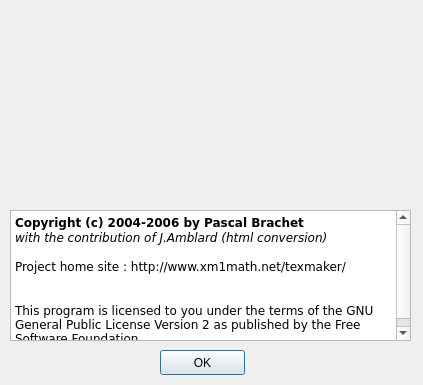
Old version of the form aboutdialog.ui in the repository orao/texmaker.
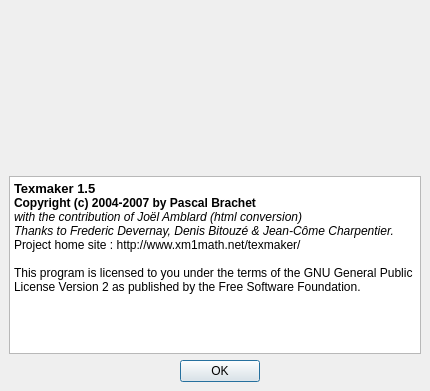
New version of the form. Icons and pictures are not drawn.

Commit message: Adding Texmaker version 1.5 tarball sources

```diff
--- a/aboutdialog.ui
+++ b/aboutdialog.ui
@@ -8,78 +8,107 @@
    <rect>
     <x>0</x>
     <y>0</y>
-    <width>423</width>
-    <height>385</height>
+    <width>430</width>
+    <height>391</height>
    </rect>
   </property>
   <property name="windowTitle" >
    <string>About Texmaker</string>
   </property>
-  <widget class="QLabel" name="label" >
-   <property name="geometry" >
-    <rect>
-     <x>10</x>
-     <y>10</y>
-     <width>400</width>
-     <height>183</height>
-    </rect>
+  <layout class="QGridLayout" >
+   <property name="margin" >
+    <number>9</number>
    </property>
-   <property name="text" >
-    <string/>
+   <property name="spacing" >
+    <number>6</number>
    </property>
-   <property name="pixmap" >
-    <pixmap resource="texmaker.qrc" >:/images/splash.png</pixmap>
-   </property>
-  </widget>
-  <widget class="QWidget" name="layoutWidget" >
-   <property name="geometry" >
-    <rect>
-     <x>10</x>
-     <y>350</y>
-     <width>401</width>
-     <height>33</height>
-    </rect>
-   </property>
-  </widget>
-  <widget class="QWidget" name="widget" >
-   <property name="geometry" >
-    <rect>
-     <x>10</x>
-     <y>350</y>
-     <width>401</width>
-     <height>33</height>
-    </rect>
-   </property>
-  </widget>
-  <widget class="QPushButton" name="okButton" >
-   <property name="geometry" >
-    <rect>
-     <x>160</x>
-     <y>350</y>
-     <width>85</width>
-     <height>25</height>
-    </rect>
-   </property>
-   <property name="text" >
-    <string>OK</string>
-   </property>
-  </widget>
-  <widget class="QTextEdit" name="textEdit" >
-   <property name="geometry" >
-    <rect>
-     <x>10</x>
-     <y>210</y>
-     <width>401</width>
-     <height>131</height>
-    </rect>
-   </property>
-   <property name="readOnly" >
-    <bool>true</bool>
-   </property>
-   <property name="html" >
-    <string>&lt;html>&lt;head>&lt;meta name="qrichtext" content="1" />&lt;/head>&lt;body style=" white-space: pre-wrap; font-family:Sans Serif; font-size:9pt; font-weight:400; font-style:normal; text-decoration:none;">&lt;p style=" margin-top:0px; margin-bottom:0px; margin-left:0px; margin-right:0px; -qt-block-indent:0; text-indent:0px;">&lt;span style=" font-family:Bitstream Vera Sans; font-weight:600;">Copyright (c) 2004-2006 by Pascal Brachet&lt;/span>&lt;/p>&lt;p style=" margin-top:0px; margin-bottom:0px; margin-left:0px; margin-right:0px; -qt-block-indent:0; text-indent:0px; font-family:Bitstream Vera Sans; font-weight:600;">&lt;span style=" font-weight:400; font-style:italic;">with the contribution of J.Amblard (html conversion)&lt;/span>&lt;span style=" font-weight:400;">&lt;br />&lt;/span>&lt;/p>&lt;p style=" margin-top:0px; margin-bottom:0px; margin-left:0px; margin-right:0px; -qt-block-indent:0; text-indent:0px; font-family:Bitstream Vera Sans;">Project home site : http://www.xm1math.net/texmaker/&lt;br />&lt;/p>&lt;p style="-qt-paragraph-type:empty; margin-top:0px; margin-bottom:0px; margin-left:0px; margin-right:0px; -qt-block-indent:0; text-indent:0px; font-family:Bitstream Vera Sans;">&lt;/p>&lt;p style=" margin-top:0px; margin-bottom:0px; margin-left:0px; margin-right:0px; -qt-block-indent:0; text-indent:0px; font-family:Bitstream Vera Sans;">This program is licensed to you under the terms of the GNU General Public License Version 2 as published by the Free Software Foundation.&lt;/p>&lt;/body>&lt;/html></string>
-   </property>
-  </widget>
+   <item row="2" column="3" colspan="2" >
+    <spacer>
+     <property name="orientation" >
+      <enum>Qt::Horizontal</enum>
+     </property>
+     <property name="sizeHint" >
+      <size>
+       <width>171</width>
+       <height>20</height>
+      </size>
+     </property>
+    </spacer>
+   </item>
+   <item row="2" column="0" colspan="2" >
+    <spacer>
+     <property name="orientation" >
+      <enum>Qt::Horizontal</enum>
+     </property>
+     <property name="sizeHint" >
+      <size>
+       <width>181</width>
+       <height>20</height>
+      </size>
+     </property>
+    </spacer>
+   </item>
+   <item row="2" column="2" >
+    <widget class="QPushButton" name="okButton" >
+     <property name="text" >
+      <string>OK</string>
+     </property>
+    </widget>
+   </item>
+   <item row="1" column="0" colspan="5" >
+    <widget class="QTextEdit" name="textEdit" >
+     <property name="readOnly" >
+      <bool>true</bool>
+     </property>
+     <property name="html" >
+      <string>&lt;html>&lt;head>&lt;meta name="qrichtext" content="1" />&lt;style type="text/css">
+p, li { white-space: pre-wrap; }
+&lt;/style>&lt;/head>&lt;body style=" font-family:'Sans Serif'; font-size:9pt; font-weight:400; font-style:normal; text-decoration:none;">
+&lt;p style=" margin-top:0px; margin-bottom:0px; margin-left:0px; margin-right:0px; -qt-block-indent:0; text-indent:0px;">&lt;span style=" font-size:10pt; font-weight:600;">Texmaker 1.5&lt;/span>&lt;/p>
+&lt;p style=" margin-top:0px; margin-bottom:0px; margin-left:0px; margin-right:0px; -qt-block-indent:0; text-indent:0px;">&lt;span style=" font-family:'Bitstream Vera Sans'; font-weight:600;">Copyright (c) 2004-2007 by Pascal Brachet&lt;/span>&lt;/p>
+&lt;p style=" margin-top:0px; margin-bottom:0px; margin-left:0px; margin-right:0px; -qt-block-indent:0; text-indent:0px; font-family:'Bitstream Vera Sans'; font-weight:600;">&lt;span style=" font-weight:400; font-style:italic;">with the contribution of Joël Amblard (html conversion)&lt;/span>&lt;span style=" font-weight:400;">&lt;br />&lt;/span>&lt;span style=" font-weight:400; font-style:italic;">Thanks to Frederic Devernay, Denis Bitouzé &amp;amp; Jean-Côme Charpentier. &lt;/span>&lt;/p>
+&lt;p style=" margin-top:0px; margin-bottom:0px; margin-left:0px; margin-right:0px; -qt-block-indent:0; text-indent:0px; font-family:'Bitstream Vera Sans';">Project home site : http://www.xm1math.net/texmaker/&lt;br />&lt;/p>
+&lt;p style=" margin-top:0px; margin-bottom:0px; margin-left:0px; margin-right:0px; -qt-block-indent:0; text-indent:0px; font-family:'Bitstream Vera Sans';">This program is licensed to you under the terms of the GNU General Public License Version 2 as published by the Free Software Foundation.&lt;/p>&lt;/body>&lt;/html></string>
+     </property>
+    </widget>
+   </item>
+   <item row="0" column="4" >
+    <spacer>
+     <property name="orientation" >
+      <enum>Qt::Horizontal</enum>
+     </property>
+     <property name="sizeHint" >
+      <size>
+       <width>40</width>
+       <height>161</height>
+      </size>
+     </property>
+    </spacer>
+   </item>
+   <item row="0" column="1" colspan="3" >
+    <widget class="QLabel" name="label" >
+     <property name="text" >
+      <string/>
+     </property>
+     <property name="pixmap" >
+      <pixmap resource="texmaker.qrc" >:/images/splash.png</pixmap>
+     </property>
+    </widget>
+   </item>
+   <item row="0" column="0" >
+    <spacer>
+     <property name="orientation" >
+      <enum>Qt::Horizontal</enum>
+     </property>
+     <property name="sizeHint" >
+      <size>
+       <width>21</width>
+       <height>141</height>
+      </size>
+     </property>
+    </spacer>
+   </item>
+  </layout>
  </widget>
  <pixmapfunction></pixmapfunction>
  <resources>
```
Left out of the diff: 4 changed lines with no effect on the pictures. The commit also changes 52 other files.
